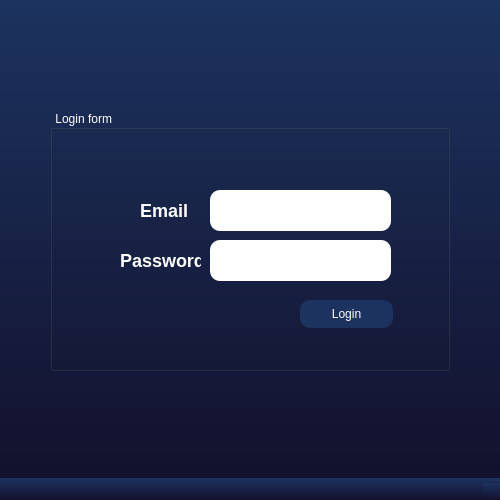
This is Qt/loginpage.ui in KerollosRady/University-mangament-system as Qt 5 draws it before an edit. The edited form follows.
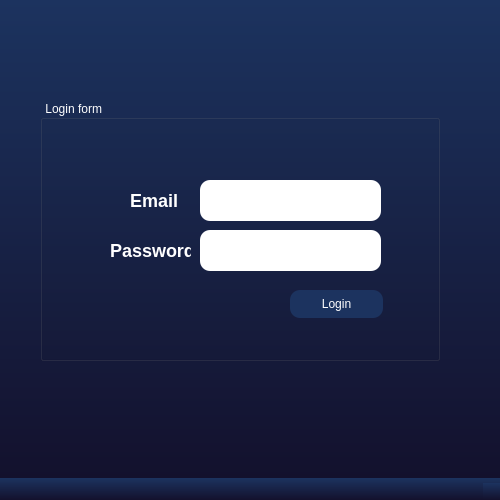
This is the edited form.

The edit to the form file:
```diff
--- a/Qt/loginpage.ui
+++ b/Qt/loginpage.ui
@@ -27,8 +27,8 @@
    <widget class="QGroupBox" name="groupBox_2">
     <property name="geometry">
      <rect>
-      <x>50</x>
-      <y>110</y>
+      <x>40</x>
+      <y>100</y>
       <width>400</width>
       <height>261</height>
      </rect>
```
